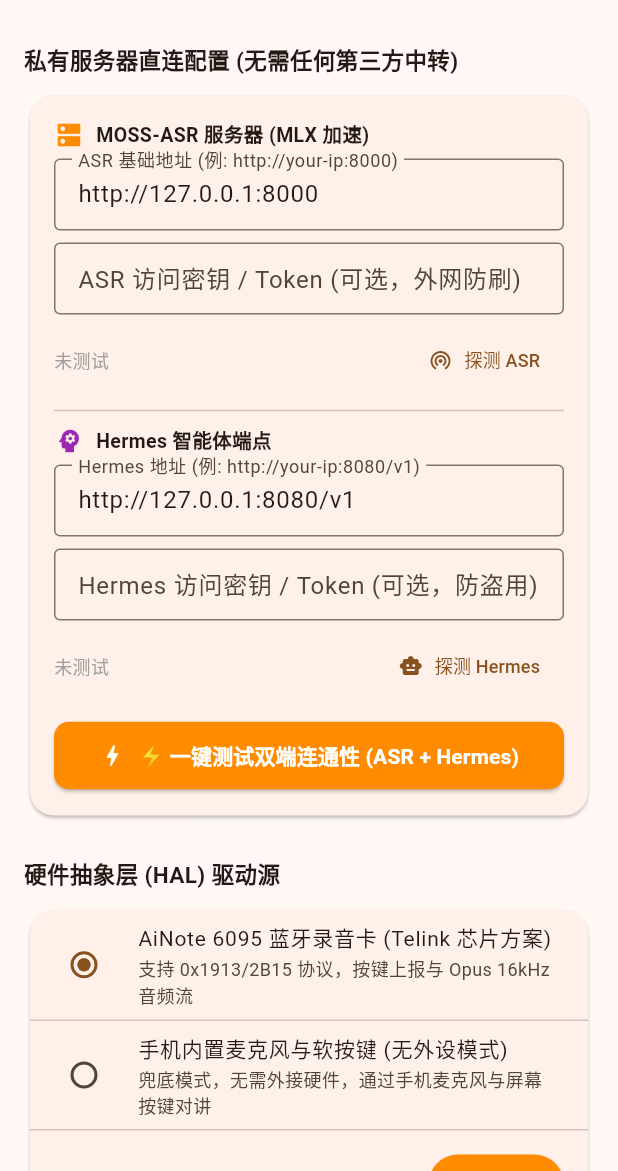
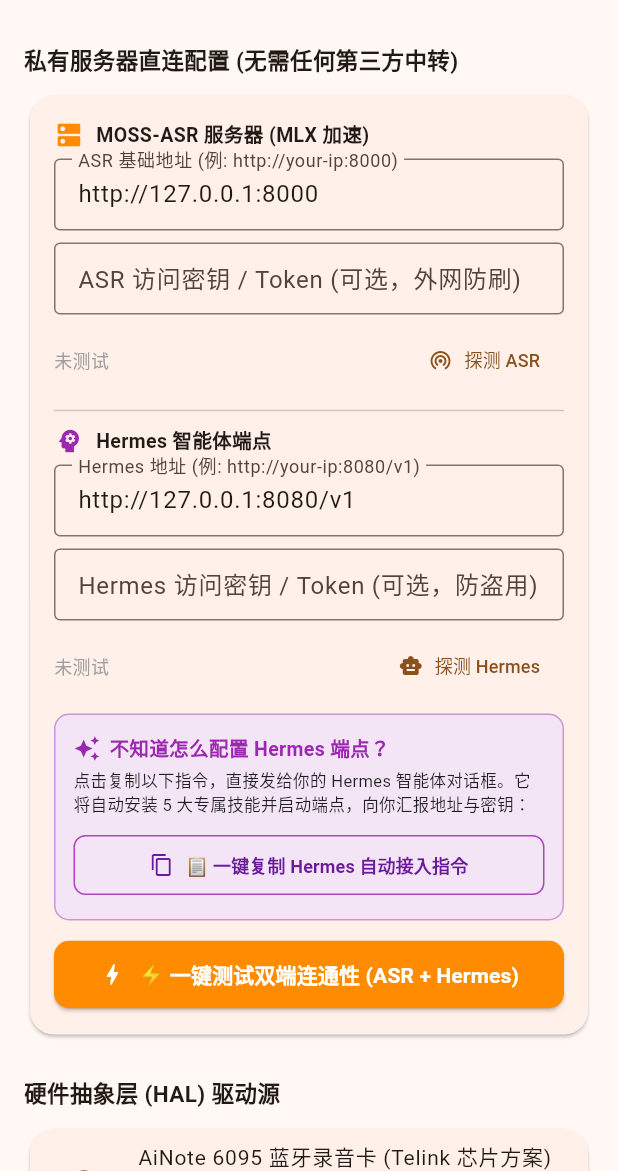
Before and after one commit to lrocky01/sunmate, a Flutter app: the SettingsPage screen opened directly, on a phone screen of 412 x 824 dp, the part 65-1236 px from its top. Run offline on Flutter 3.47's test engine with Material 3 defaults, Android fonts, the phone set to English and light mode, and no system bars; our stand-ins replace dio, flutter_blue_plus, flutter_riverpod, shared_preferences; accounts and stored records are empty; network calls fail.

Commit message:
feat(hermes): add setup_hermes.sh, context-memory-query, doctor skills and close audio pipeline

```diff
--- a/sunmate_app/lib/core/hardware/ainote_6095_driver.dart
+++ b/sunmate_app/lib/core/hardware/ainote_6095_driver.dart
@@ -31,6 +31,8 @@
   bool _isRecording = false;
   bool _isPaused = false;
   String _deviceName = "AiNote 6095";
+  Uint8List? _lastRecordedBytes;
+  Uint8List? get lastRecordedBytes => _lastRecordedBytes;
 
   // 按键多击判定
   int _clickCount = 0;
@@ -238,6 +240,7 @@
   @override
   Future<bool> stopRecording() async {
     if (!_isConnected) return false;
+    _lastRecordedBytes = _audioReceiver.stopAndExport();
     await _sendCommand(BleJsonRpc.stopRecord());
     _isRecording = false;
     _isPaused = false;
--- a/sunmate_app/lib/views/chat_page.dart
+++ b/sunmate_app/lib/views/chat_page.dart
@@ -4,6 +4,7 @@
 import '../providers/device_provider.dart';
 import '../core/hardware/hardware_device_driver.dart';
 import '../core/hardware/phone_mic_driver.dart';
+import '../core/hardware/ainote_6095_driver.dart';
 
 class ChatPage extends ConsumerStatefulWidget {
   const ChatPage({super.key});
@@ -151,8 +152,9 @@
                     final activeDriver = factory.activeDriver;
                     if (activeDriver is PhoneMicDriver) {
                       activeDriver.triggerPressDown();
+                    } else if (activeDriver is AiNote6095Driver) {
+                      activeDriver.simulateButtonEvent(ButtonActionType.pressDown);
                     } else {
-                      // 触发通用按键按下
                       ref.read(chatProvider.notifier).setListeningState(true);
                     }
                   },
@@ -161,6 +163,8 @@
                     final activeDriver = factory.activeDriver;
                     if (activeDriver is PhoneMicDriver) {
                       activeDriver.triggerRelease();
+                    } else if (activeDriver is AiNote6095Driver) {
+                      activeDriver.simulateButtonEvent(ButtonActionType.release);
                     } else {
                       ref.read(chatProvider.notifier).setListeningState(false);
                     }
--- a/sunmate_app/lib/views/settings_page.dart
+++ b/sunmate_app/lib/views/settings_page.dart
@@ -1,4 +1,5 @@
 import 'package:flutter/material.dart';
+import 'package:flutter/services.dart';
 import 'package:flutter_riverpod/flutter_riverpod.dart';
 import '../core/ai/asr_service.dart';
 import '../core/hardware/hardware_device_driver.dart';
@@ -203,6 +204,51 @@
                         onPressed: _testHermesConnection,
                       ),
                     ],
+                  ),
+                  const SizedBox(height: 8),
+
+                  // 一键复制 Hermes 自动安装指令引导卡
+                  Container(
+                    padding: const EdgeInsets.all(12),
+                    decoration: BoxDecoration(
+                      color: Colors.purple.shade50,
+                      borderRadius: BorderRadius.circular(10),
+                      border: Border.all(color: Colors.purple.shade200),
+                    ),
+                    child: Column(
+                      crossAxisAlignment: CrossAxisAlignment.start,
+                      children: [
+                        Row(
+                          children: const [
+                            Icon(Icons.auto_awesome, color: Colors.purple, size: 18),
+                            SizedBox(width: 6),
+                            Text("不知道怎么配置 Hermes 端点？",
+                                style: TextStyle(fontWeight: FontWeight.bold, fontSize: 13, color: Colors.purple)),
+                          ],
+                        ),
+                        const SizedBox(height: 4),
+                        const Text(
+                          "点击复制以下指令，直接发给你的 Hermes 智能体对话框。它将自动安装 5 大专属技能并启动端点，向你汇报地址与密钥：",
+                          style: TextStyle(fontSize: 11, color: Colors.black87, height: 1.4),
+                        ),
+                        const SizedBox(height: 8),
+                        SizedBox(
+                          width: double.infinity,
+                          child: OutlinedButton.icon(
+                            style: OutlinedButton.styleFrom(
+                              foregroundColor: Colors.purple.shade800,
+                              side: BorderSide(color: Colors.purple.shade400),
+                              padding: const EdgeInsets.symmetric(vertical: 8),
+                              shape: RoundedRectangleBorder(borderRadius: BorderRadius.circular(8)),
+                            ),
+                            icon: const Icon(Icons.copy, size: 16),
+                            label: const Text("📋 一键复制 Hermes 自动接入指令",
+                                style: TextStyle(fontSize: 12, fontWeight: FontWeight.bold)),
+                            onPressed: () => _copyHermesSetupPrompt(context),
+                          ),
+                        ),
+                      ],
+                    ),
                   ),
                   const SizedBox(height: 12),
                   // 一键双端诊断按钮
@@ -463,6 +509,25 @@
       ),
     );
   }
+
+  void _copyHermesSetupPrompt(BuildContext context) {
+    const prompt = """请作为我的随身智能体，执行以下命令一键配置并启动 SunMate 专属随身第二大脑端点：
+curl -fsSL https://raw.githubusercontent.com/lrocky01/sunmate/main/sunmate-hermes/setup_hermes.sh | bash
+
+安装并启动完成后，请直接告诉我：
+1. 你的局域网/公网端点地址 (如 http://192.168.x.x:8080/v1)
+2. 安全访问 Token
+我将直接填入手机 SunMate App 设置页进行连接。""";
+
+    Clipboard.setData(const ClipboardData(text: prompt));
+    ScaffoldMessenger.of(context).showSnackBar(
+      const SnackBar(
+        content: Text("✓ 已复制 Hermes 接入指令！请在与 Hermes 的对话框或终端中粘贴发送。"),
+        backgroundColor: Colors.purple,
+        duration: Duration(seconds: 4),
+      ),
+    );
+  }
 }
 
 class _ActionDropdownTile extends StatelessWidget {
```
Also changed, not shown: sunmate_app/lib/views/meeting_page.dart (+18 -8 lines), 3 other files.
